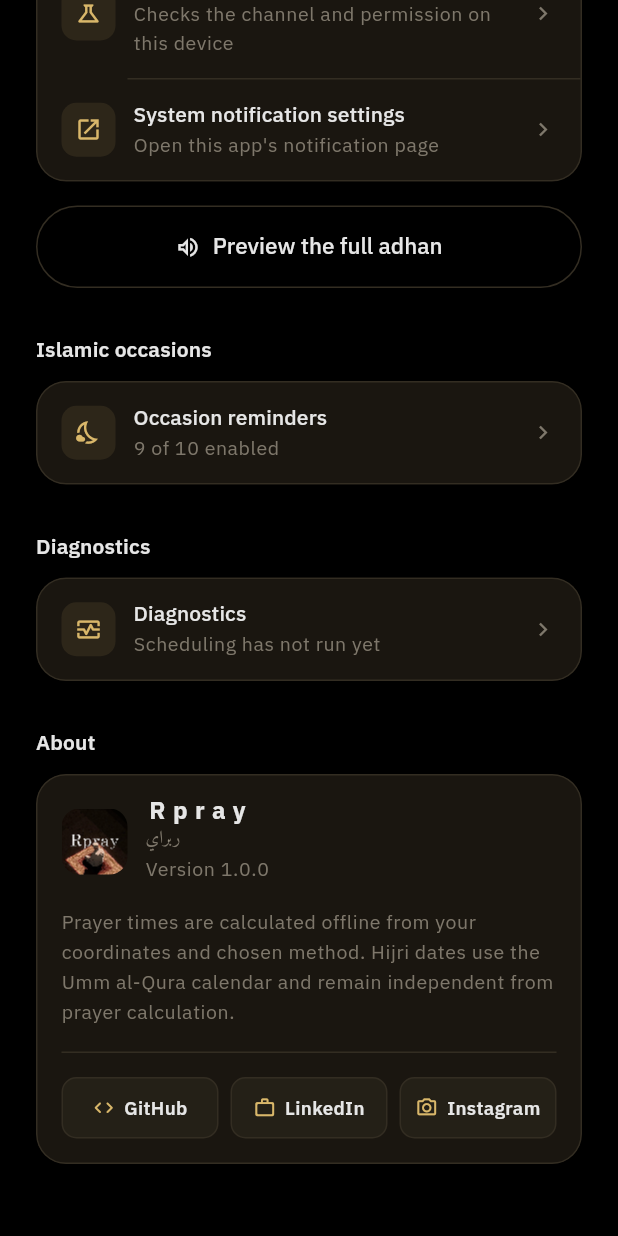
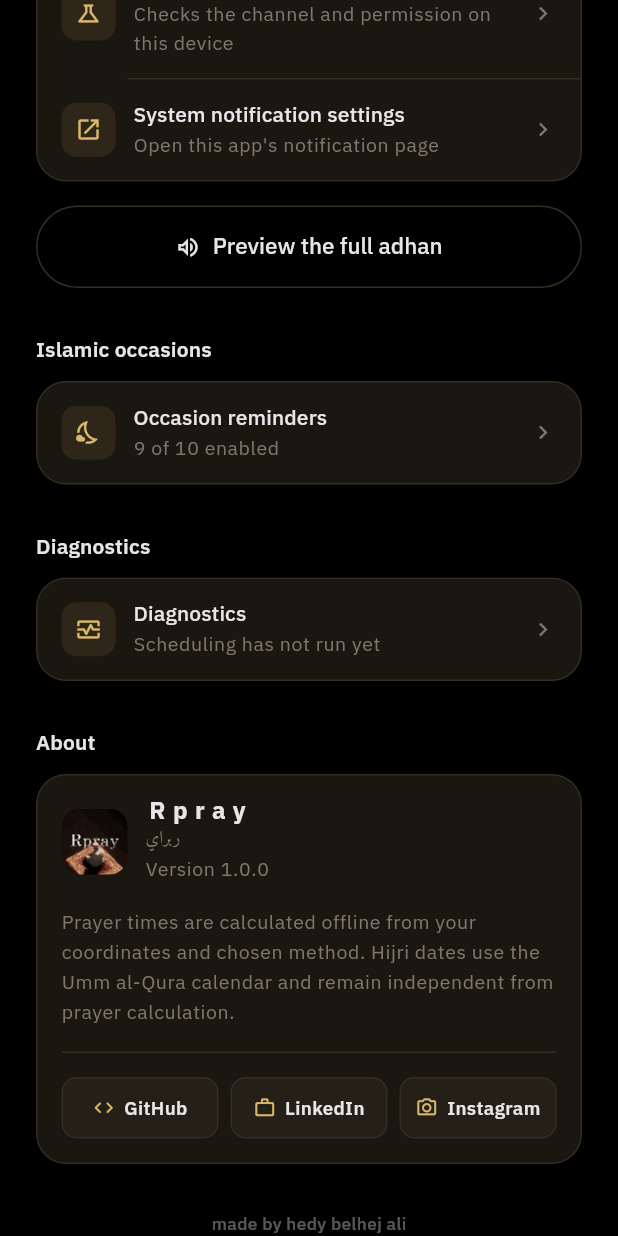
Before and after one commit to hedy-belhej-ali/rpray-app, a Flutter app: the SettingsScreen screen opened directly, scrolled down 1151 dp, on a phone screen of 412 x 824 dp. Run offline on Flutter 3.47's test engine with Material 3 defaults, Android fonts, the phone set to English and light mode, and no system bars; our stand-ins replace adhan, audioplayers, flutter_local_notifications, flutter_timezone, geolocator, hijri and 3 more; accounts and stored records are empty.

Commit message:
feat(about): faded 'made by hedy belhej ali' credit at the bottom of Settings

```diff
--- a/lib/ui/screens/settings_screen.dart
+++ b/lib/ui/screens/settings_screen.dart
@@ -398,6 +398,23 @@ class SettingsScreen extends StatelessWidget {
                   ),
             ),
           ],
+
+          // ── Credit ─────────────────────────────────────────────────────────
+          const SizedBox(height: RafelSpace.xl),
+          Center(
+            child: Text(
+              'made by hedy belhej ali',
+              style: TextStyle(
+                fontFamily: 'IBMPlexSans',
+                fontSize: 11.5,
+                fontWeight: FontWeight.w500,
+                // Faded white on the true-black dark background; the same
+                // onSurface tone fades to readable ink on the light paper.
+                color: theme.onSurface.withValues(alpha: 0.38),
+              ),
+            ),
+          ),
+          const SizedBox(height: RafelSpace.lg),
         ],
       ),
     );
```
